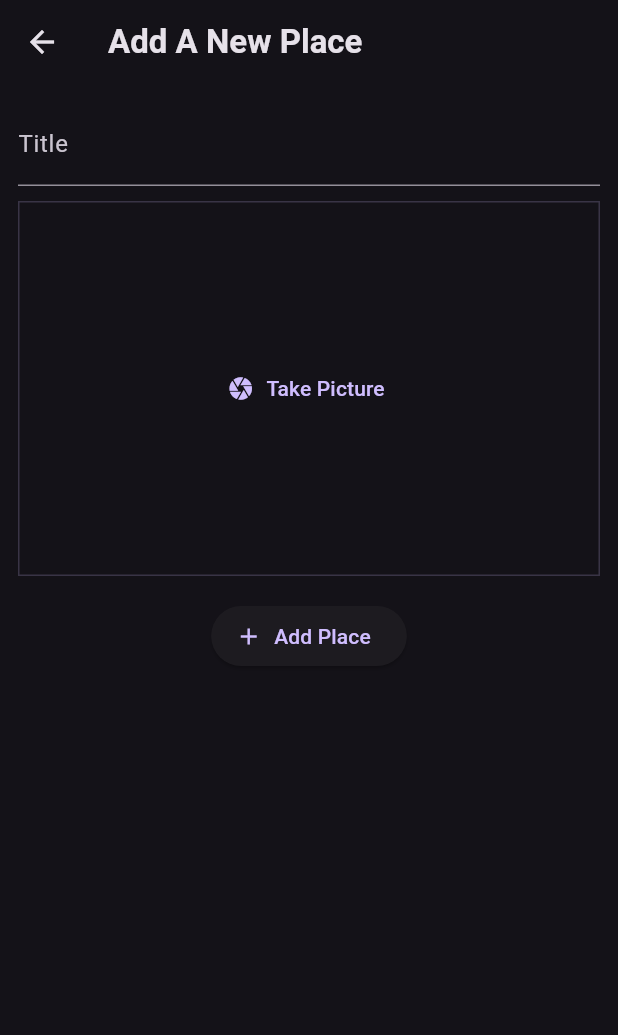
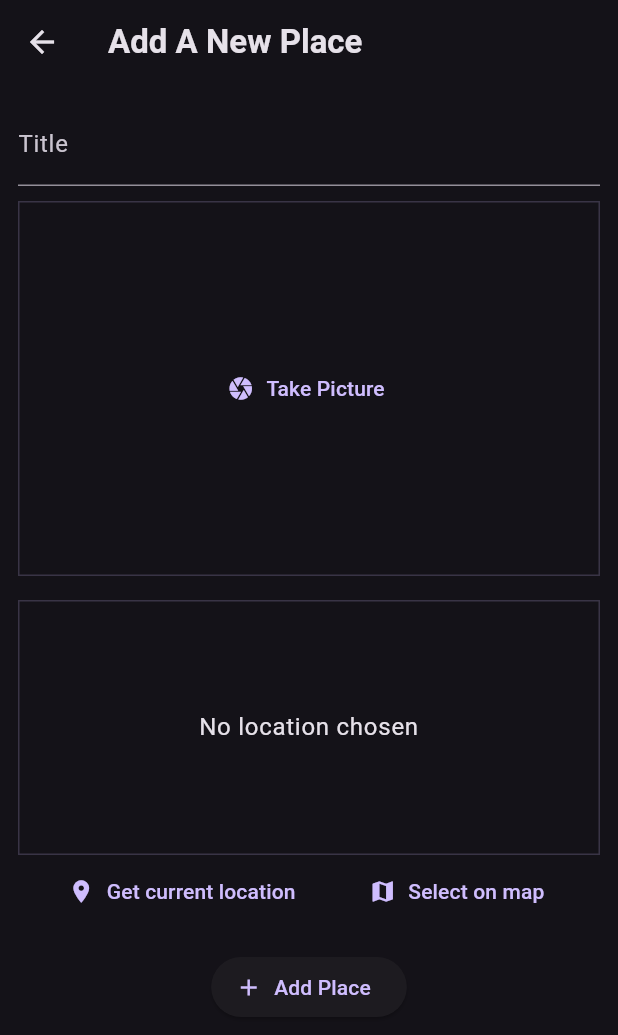
Before and after one commit to Kaolishi/favourite_places_app, a Flutter app: the AddPlaceScreen screen opened directly, on a phone screen of 412 x 824 dp. Shown: the top 1035 px of the screen. Run offline on Flutter 3.47's test engine with Material 3 defaults, Android fonts, the phone set to English and light mode, and no system bars; our stand-ins replace flutter_riverpod, google_fonts, image_picker.

Commit message:
Add location input widget and integrate location permissions; update Info.plist and pubspec.yaml for location package support

```diff
--- a/lib/screens/add_place.dart
+++ b/lib/screens/add_place.dart
@@ -2,6 +2,7 @@ import 'dart:io';
 
 import 'package:favourite_places_app/providers/user_places.dart';
 import 'package:favourite_places_app/widgets/image_input.dart';
+import 'package:favourite_places_app/widgets/location_input.dart';
 
 import 'package:flutter/material.dart';
 import 'package:flutter_riverpod/flutter_riverpod.dart';
@@ -67,6 +68,8 @@ class _AddPlaceScreenState extends ConsumerState<AddPlaceScreen> {
               },
             ),
             const SizedBox(height: 16),
+            LocationInput(),
+            const SizedBox(height: 16),
             ElevatedButton.icon(
               onPressed: _savePlace,
               label: const Text('Add Place'),
--- /dev/null
+++ b/lib/widgets/location_input.dart
@@ -0,0 +1,51 @@
+import 'package:flutter/material.dart';
+
+class LocationInput extends StatefulWidget {
+  const LocationInput({super.key});
+
+  @override
+  State<LocationInput> createState() => _LocationInputState();
+}
+
+class _LocationInputState extends State<LocationInput> {
+  @override
+  Widget build(BuildContext context) {
+    return Column(
+      children: [
+        Container(
+          height: 170,
+          width: double.infinity,
+          alignment: Alignment.center,
+          decoration: BoxDecoration(
+            border: Border.all(
+              width: 1,
+              color: Theme.of(context).colorScheme.primary.withOpacity(0.2),
+            ),
+          ),
+          child: Text(
+            'No location chosen',
+            textAlign: TextAlign.center,
+            style: Theme.of(context).textTheme.bodyLarge!.copyWith(
+              color: Theme.of(context).colorScheme.onBackground,
+            ),
+          ),
+        ),
+        Row(
+          mainAxisAlignment: MainAxisAlignment.spaceEvenly,
+          children: [
+            TextButton.icon(
+              onPressed: () {},
+              icon: const Icon(Icons.location_on),
+              label: const Text('Get current location'),
+            ),
+            TextButton.icon(
+              onPressed: () {},
+              icon: const Icon(Icons.map),
+              label: const Text('Select on map'),
+            ),
+          ],
+        ),
+      ],
+    );
+  }
+}
--- a/pubspec.yaml
+++ b/pubspec.yaml
@@ -38,6 +38,7 @@ dependencies:
   flutter_riverpod: ^2.6.1
   uuid: ^4.5.1
   image_picker: ^1.2.0
+  location: ^8.0.1
 
 dev_dependencies:
   flutter_test:
```
Also changed, not shown: pubspec.lock, 2 other files.
